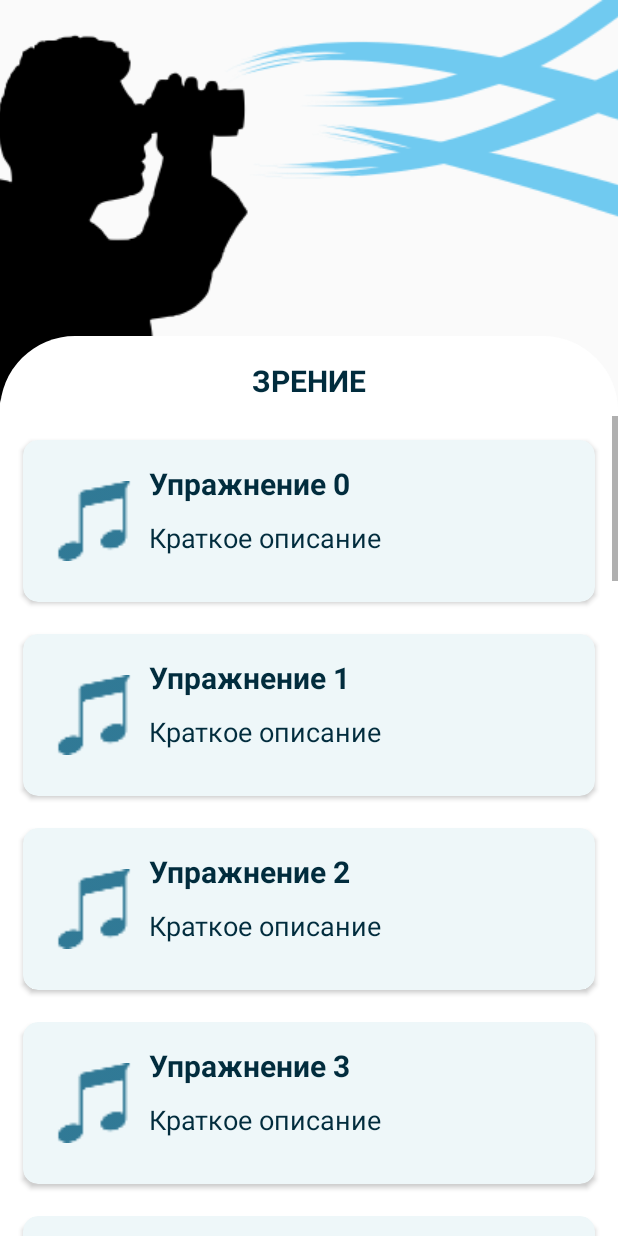
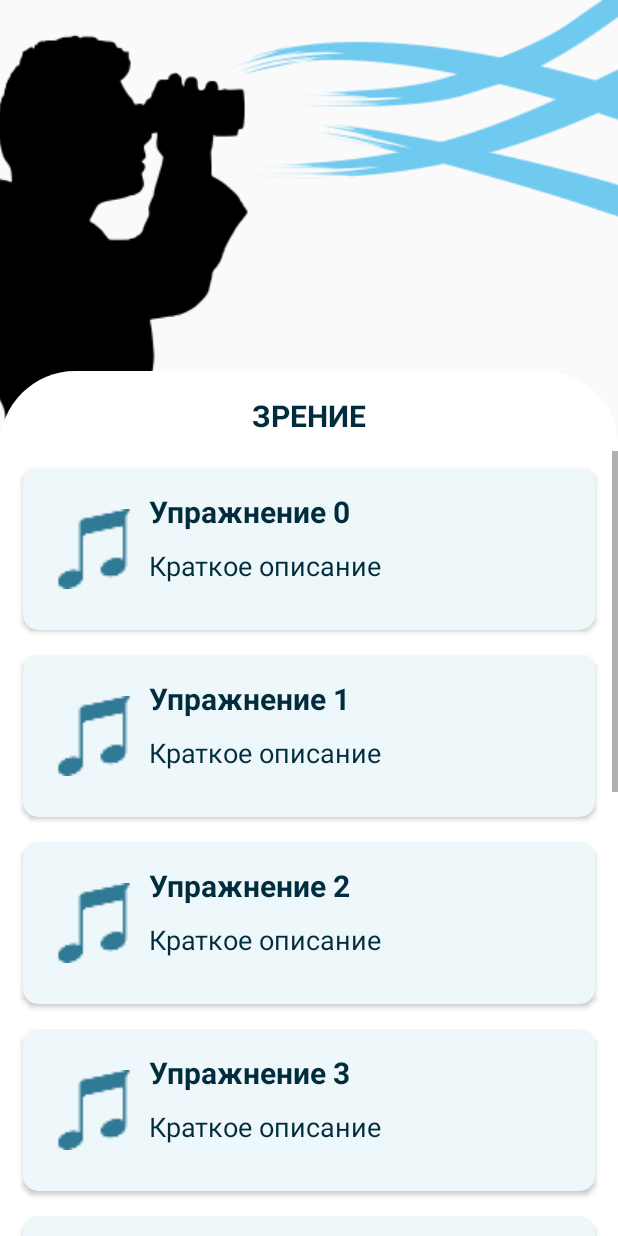
Before and after one commit to PomperStomper/LiveAndHealth, an Android app: the screen it shows after launch (WorkoutActivity), after a tap on "ЗРЕНИЕ", on a phone screen of 412 x 824 dp. Run offline under Robolectric (Android 15) with nearby library versions, the light colour scheme and no system bars.

Commit message:
Добавил 3 активити для разных упражнений, чтобы мы не путались

```diff
--- a/app/src/main/java/ru/pankratov/trofimov/liveandhealth/MainActivity.kt
+++ b/app/src/main/java/ru/pankratov/trofimov/liveandhealth/MainActivity.kt
@@ -53,6 +53,7 @@ class MainActivity : AppCompatActivity() {
     companion object MainObject {
         const val TAG = "live_tag"
         const val MAIN_TAG = "main_tag"
+        const val WORKOUT_TAG = "workout_tag"
 
         fun log(text: String) {
             Log.d(TAG, text)
--- a/app/src/main/res/layout/activity_workout.xml
+++ b/app/src/main/res/layout/activity_workout.xml
@@ -10,33 +10,34 @@
         android:id="@+id/image_workout"
         android:layout_width="wrap_content"
         android:layout_height="wrap_content"
+        android:contentDescription="@string/app_name"
         android:scaleType="centerCrop"
         app:layout_constraintEnd_toEndOf="parent"
         app:layout_constraintStart_toStartOf="parent"
         app:layout_constraintTop_toTopOf="parent"
-        app:srcCompat="@drawable/meditation"
-        android:contentDescription="@string/app_name" />
+        app:srcCompat="@drawable/meditation" />
 
     <LinearLayout
         android:layout_width="match_parent"
-        android:layout_height="600dp"
+        android:layout_height="wrap_content"
+        android:layout_weight="1"
+        android:background="@drawable/rounded"
         android:orientation="vertical"
         android:paddingTop="6dp"
-        android:background="@drawable/rounded"
-        app:layout_constraintBottom_toBottomOf="parent"
         app:layout_constraintEnd_toEndOf="parent"
-        app:layout_constraintStart_toStartOf="parent">
+        app:layout_constraintStart_toStartOf="parent"
+        app:layout_constraintTop_toTopOf="@+id/guideline6">
 
         <TextView
             android:id="@+id/textView_head_meditation"
             android:layout_width="wrap_content"
             android:layout_height="wrap_content"
+            android:layout_gravity="center"
+            android:layout_marginVertical="10dp"
             android:text="Заголовок"
-            android:layout_gravity="center"
-            android:textStyle="bold"
-            android:layout_marginVertical="10dp"
             android:textColor="@color/black"
-            android:textSize="20sp" />
+            android:textSize="20sp"
+            android:textStyle="bold" />
 
         <ListView
             android:id="@+id/listView_meditation"
@@ -46,4 +47,14 @@
             android:divider="@android:color/transparent" />
     </LinearLayout>
 
+    <androidx.constraintlayout.widget.Guideline
+        android:id="@+id/guideline6"
+        android:layout_width="wrap_content"
+        android:layout_height="wrap_content"
+        android:orientation="horizontal"
+        app:layout_constraintBottom_toBottomOf="parent"
+        app:layout_constraintGuide_percent="0.3"
+        app:layout_constraintTop_toTopOf="parent" />
+
+
 </androidx.constraintlayout.widget.ConstraintLayout>
--- a/app/src/main/res/layout/list_workout_layout.xml
+++ b/app/src/main/res/layout/list_workout_layout.xml
@@ -12,7 +12,7 @@
         android:layout_width="match_parent"
         android:layout_height="wrap_content"
         android:layout_marginHorizontal="10dp"
-        android:layout_marginVertical="10dp"
+        android:layout_marginVertical="5dp"
         app:cardCornerRadius="10dp"
         app:cardBackgroundColor="@color/blue_1"
         app:cardElevation="2dp"
--- a/build.gradle
+++ b/build.gradle
@@ -6,7 +6,7 @@ buildscript {
     }
     dependencies {
         classpath 'com.android.tools.build:gradle:7.0.4'
-        classpath "org.jetbrains.kotlin:kotlin-gradle-plugin:1.6.0"
+        classpath 'org.jetbrains.kotlin:kotlin-gradle-plugin:1.6.10'
 
         // NOTE: Do not place your application dependencies here; they belong
         // in the individual module build.gradle files
```
Also changed, not shown: app/src/main/AndroidManifest.xml (+7 -4 lines), app/src/main/java/ru/pankratov/trofimov/liveandhealth/WorkoutActivity.kt (+23 -1 lines).
